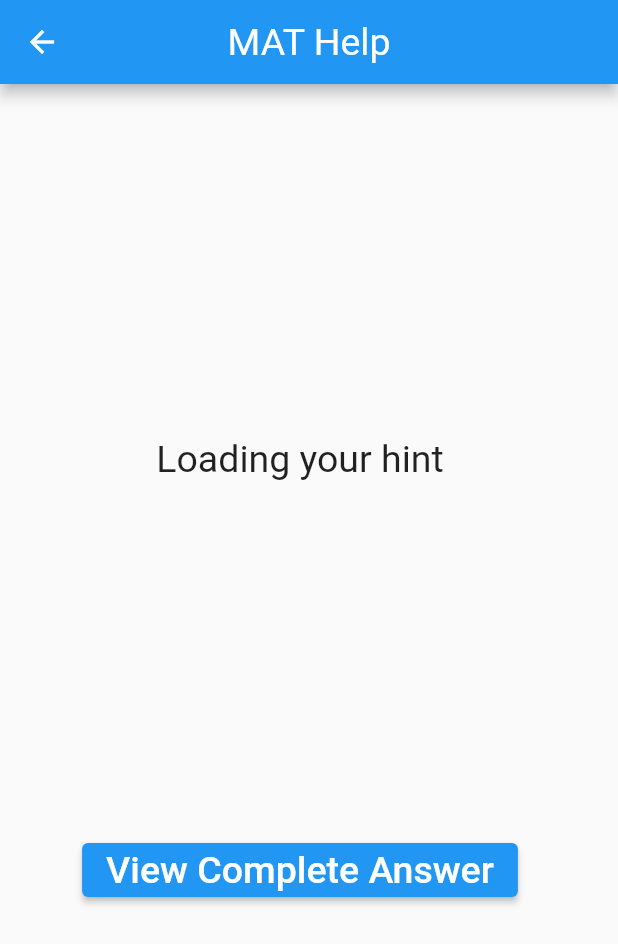
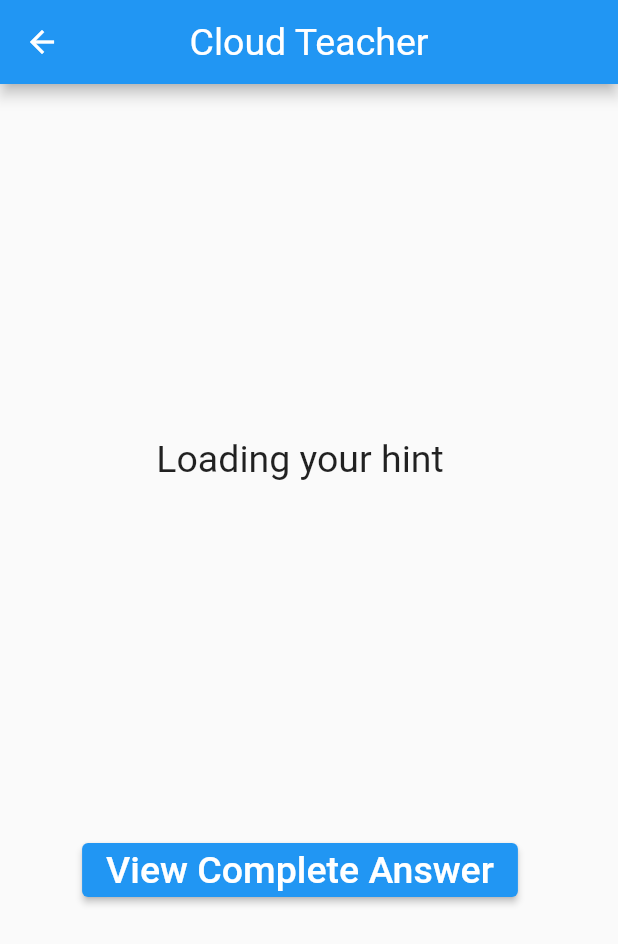
Before and after one commit to akshitag2009/CodeFest_MAT, a Flutter app: the DisplayQuestion screen opened directly with empty values, on a phone screen of 412 x 824 dp. Shown: the top 944 px of the screen. Run offline on Flutter 3.47's test engine with Material 2 defaults, Android fonts, the phone set to English and light mode, and no system bars; our stand-ins replace image_picker; missing offline and left inert: google_ml_vision; network calls fail.

Commit message:
updated app name and fixed bug

```diff
--- a/lib/screens/answer.dart
+++ b/lib/screens/answer.dart
@@ -42,7 +42,7 @@ class _DisplayAnswerState extends State<DisplayAnswer> {
   Widget build(BuildContext context) {
     return Scaffold(
       appBar: AppBar(
-        title: Text('MAT help'),
+        title: Text('Cloud Teacher'),
         titleTextStyle: TextStyle(
           fontSize: 25,
         ),
--- a/lib/screens/questionDisplay.dart
+++ b/lib/screens/questionDisplay.dart
@@ -50,7 +50,7 @@ class _DisplayQuestionState extends State<DisplayQuestion> {
   Widget build(BuildContext context) {
     return Scaffold(
       appBar: AppBar(
-        title: Text('MAT Help'),
+        title: Text('Cloud Teacher'),
         titleTextStyle: TextStyle(
           fontSize: 25,
         ),
```
Also changed, not shown: lib/screens/home.dart (+19 -5 lines).
